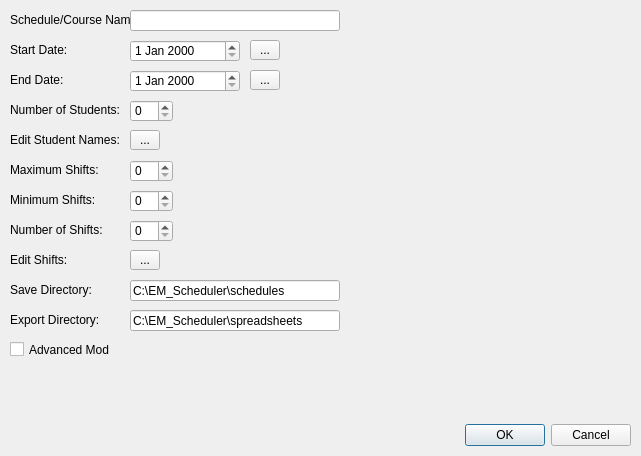
Old version of the form newschedule.ui in the repository Aeturnus/EM_Scheduler_QT.
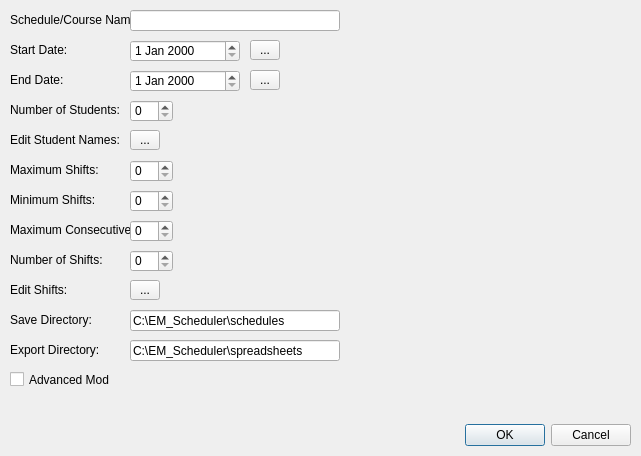
New version of the form.

Patch:
```diff
--- a/newschedule.ui
+++ b/newschedule.ui
@@ -205,7 +205,7 @@
    <property name="geometry">
     <rect>
      <x>10</x>
-     <y>250</y>
+     <y>280</y>
      <width>120</width>
      <height>20</height>
     </rect>
@@ -218,7 +218,7 @@
    <property name="geometry">
     <rect>
      <x>10</x>
-     <y>220</y>
+     <y>250</y>
      <width>120</width>
      <height>20</height>
     </rect>
@@ -231,7 +231,7 @@
    <property name="geometry">
     <rect>
      <x>130</x>
-     <y>250</y>
+     <y>280</y>
      <width>30</width>
      <height>20</height>
     </rect>
@@ -247,7 +247,7 @@
    <property name="geometry">
     <rect>
      <x>10</x>
-     <y>280</y>
+     <y>310</y>
      <width>120</width>
      <height>20</height>
     </rect>
@@ -260,7 +260,7 @@
    <property name="geometry">
     <rect>
      <x>130</x>
-     <y>280</y>
+     <y>310</y>
      <width>210</width>
      <height>21</height>
     </rect>
@@ -276,7 +276,7 @@
    <property name="geometry">
     <rect>
      <x>10</x>
-     <y>310</y>
+     <y>340</y>
      <width>120</width>
      <height>20</height>
     </rect>
@@ -289,7 +289,7 @@
    <property name="geometry">
     <rect>
      <x>130</x>
-     <y>310</y>
+     <y>340</y>
      <width>210</width>
      <height>21</height>
     </rect>
@@ -305,7 +305,7 @@
    <property name="geometry">
     <rect>
      <x>10</x>
-     <y>340</y>
+     <y>370</y>
      <width>100</width>
      <height>19</height>
     </rect>
@@ -348,6 +348,29 @@
    </property>
   </widget>
   <widget class="QSpinBox" name="spinBox_NumShifts">
+   <property name="geometry">
+    <rect>
+     <x>130</x>
+     <y>250</y>
+     <width>43</width>
+     <height>22</height>
+    </rect>
+   </property>
+  </widget>
+  <widget class="QLabel" name="label_12">
+   <property name="geometry">
+    <rect>
+     <x>10</x>
+     <y>220</y>
+     <width>120</width>
+     <height>20</height>
+    </rect>
+   </property>
+   <property name="text">
+    <string>Maximum Consecutive:</string>
+   </property>
+  </widget>
+  <widget class="QSpinBox" name="spinBox_NumMaxCon">
    <property name="geometry">
     <rect>
      <x>130</x>
```
